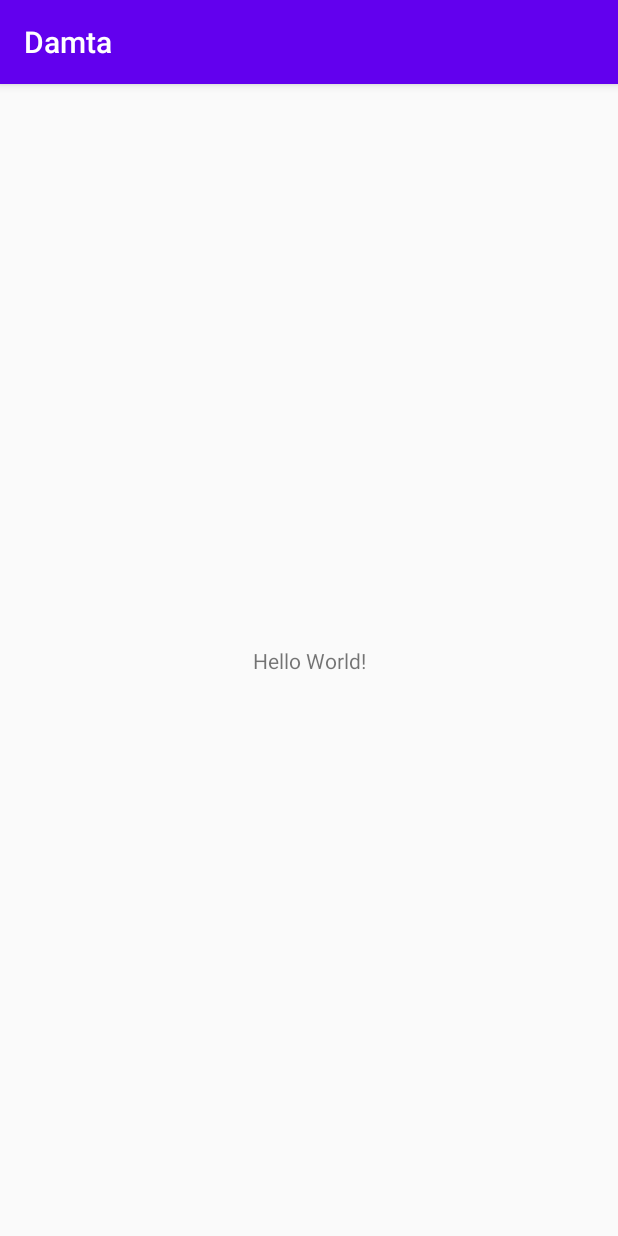
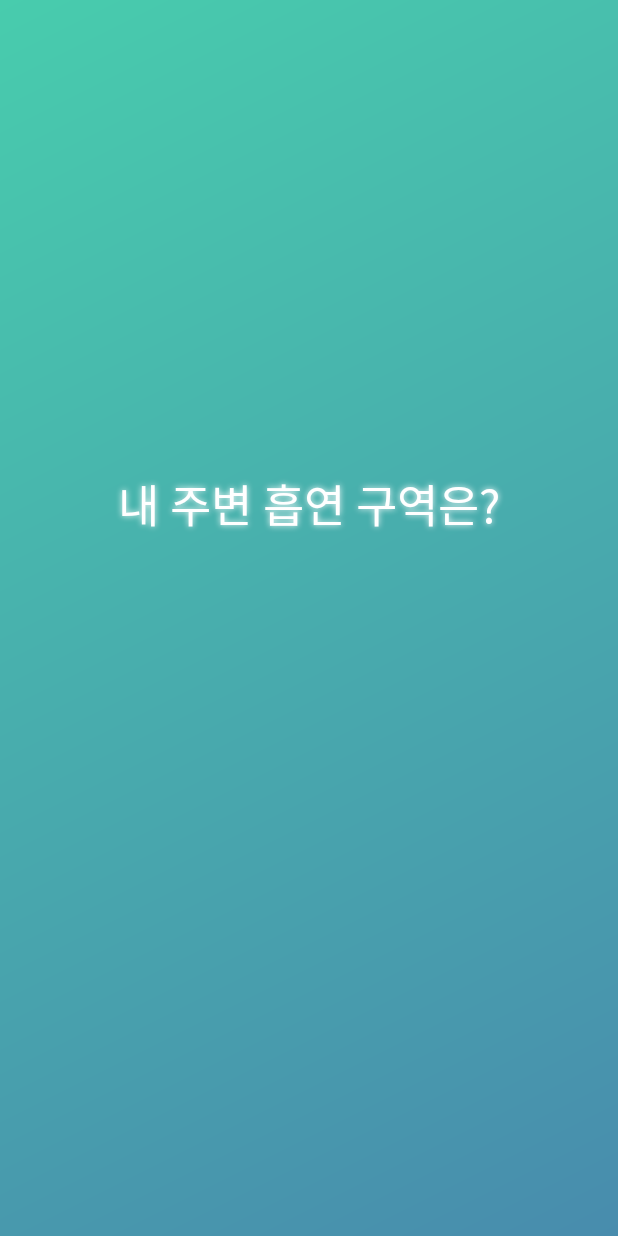
Before and after one commit to svclaw2000/Damta, an Android app: the screen it shows after launch (MainActivity before the commit, LoadingActivity after it), on a phone screen of 412 x 824 dp. Run offline under Robolectric (Android 15) with nearby library versions, the phone set to English and light mode, and no system bars.

Commit message:
Add loading activity

```diff
--- a/app/src/main/AndroidManifest.xml
+++ b/app/src/main/AndroidManifest.xml
@@ -9,13 +9,13 @@
         android:roundIcon="@mipmap/ic_launcher_round"
         android:supportsRtl="true"
         android:theme="@style/AppTheme">
-        <activity android:name=".MainActivity">
+        <activity android:name=".LoadingActivity">
             <intent-filter>
-                <action android:name="android.intent.action.MAIN"/>
-
-                <category android:name="android.intent.category.LAUNCHER"/>
+                <action android:name="android.intent.action.MAIN" />
+                <category android:name="android.intent.category.LAUNCHER" />
             </intent-filter>
         </activity>
+        <activity android:name=".MainActivity" />
     </application>
 
 </manifest>
--- /dev/null
+++ b/app/src/main/java/com/khnsoft/damta/LoadingActivity.kt
@@ -0,0 +1,41 @@
+package com.khnsoft.damta
+
+import android.content.Intent
+import androidx.appcompat.app.AppCompatActivity
+import android.os.Bundle
+import android.os.Handler
+import android.view.animation.Animation
+import android.view.animation.AnimationUtils
+import kotlinx.android.synthetic.main.activity_loading.*
+
+class LoadingActivity : AppCompatActivity() {
+    override fun onCreate(savedInstanceState: Bundle?) {
+        super.onCreate(savedInstanceState)
+        setContentView(R.layout.activity_loading)
+
+        val animText = AnimationUtils.loadAnimation(applicationContext, R.anim.loading_text)
+        val animLogo = AnimationUtils.loadAnimation(applicationContext, R.anim.loading_logo)
+        animLogo.setAnimationListener(animListener)
+
+        loading_text.startAnimation(animText)
+        loading_logo.startAnimation(animLogo)
+    }
+
+    val animListener = object : Animation.AnimationListener {
+        override fun onAnimationRepeat(p0: Animation?) {
+        }
+
+        override fun onAnimationEnd(p0: Animation?) {
+            startMain()
+        }
+
+        override fun onAnimationStart(p0: Animation?) {
+        }
+
+    }
+
+    private fun startMain() {
+        val intent = Intent(this, MainActivity::class.java)
+        startActivity(intent)
+    }
+}
--- /dev/null
+++ b/app/src/main/res/anim/loading_logo.xml
@@ -0,0 +1,10 @@
+<?xml version="1.0" encoding="utf-8"?>
+<set xmlns:android="http://schemas.android.com/apk/res/android"
+    android:fillAfter="true"
+    android:startOffset="1500"
+    android:duration="1000">
+
+    <alpha
+        android:fromAlpha="0"
+        android:toAlpha="1"/>
+</set>
--- /dev/null
+++ b/app/src/main/res/anim/loading_text.xml
@@ -0,0 +1,26 @@
+<?xml version="1.0" encoding="utf-8"?>
+<set xmlns:android="http://schemas.android.com/apk/res/android"
+    android:fillAfter="true">
+
+    <translate
+        android:fromYDelta="50%"
+        android:toYDelta="50%"/>
+
+    <set
+        android:fillAfter="true"
+        android:startOffset="1000"
+        android:duration="1000">
+
+        <scale
+            android:fromXScale="1"
+            android:toXScale="0.7"
+            android:fromYScale="1"
+            android:toYScale="0.7"
+            android:pivotX="50%"
+            android:pivotY="50%" />
+
+        <translate
+            android:fromYDelta="20%"
+            android:toYDelta="0" />
+    </set>
+</set>
--- /dev/null
+++ b/app/src/main/res/drawable/loading_background.xml
@@ -0,0 +1,8 @@
+<?xml version="1.0" encoding="utf-8"?>
+<shape xmlns:android="http://schemas.android.com/apk/res/android"
+    android:shape="rectangle">
+
+    <gradient android:startColor="#488CAD"
+        android:endColor="#48CCAD"
+        android:angle="135"/>
+</shape>
--- /dev/null
+++ b/app/src/main/res/layout/activity_loading.xml
@@ -0,0 +1,39 @@
+<?xml version="1.0" encoding="utf-8"?>
+<LinearLayout xmlns:android="http://schemas.android.com/apk/res/android"
+    xmlns:app="http://schemas.android.com/apk/res-auto"
+    xmlns:tools="http://schemas.android.com/tools"
+    android:layout_width="match_parent"
+    android:layout_height="match_parent"
+    android:orientation="vertical"
+    android:background="@drawable/loading_background">
+
+    <Space
+        android:layout_width="0dp"
+        android:layout_height="0dp"
+        android:layout_weight="1"/>
+
+    <TextView
+        android:id="@+id/loading_text"
+        android:layout_width="match_parent"
+        android:layout_height="wrap_content"
+        android:text="@string/loading_text"
+        android:fontFamily="@font/noto_sans_cjk_kr_black"
+        android:gravity="center"
+        android:textColor="@color/loading_text"
+        android:textSize="@dimen/loading_text"
+        android:shadowColor="@color/loading_text"
+        android:shadowRadius="5.0" />
+
+    <ImageView
+        android:id="@+id/loading_logo"
+        android:layout_width="match_parent"
+        android:layout_height="wrap_content"
+        android:src="@drawable/damta_logo"
+        android:adjustViewBounds="true"
+        android:visibility="invisible"/>
+
+    <Space
+        android:layout_width="0dp"
+        android:layout_height="0dp"
+        android:layout_weight="1"/>
+</LinearLayout>
--- a/app/src/main/res/values/colors.xml
+++ b/app/src/main/res/values/colors.xml
@@ -3,4 +3,6 @@
     <color name="colorPrimary">#6200EE</color>
     <color name="colorPrimaryDark">#3700B3</color>
     <color name="colorAccent">#03DAC5</color>
+
+    <color name="loading_text">#FFFFFF</color>
 </resources>
--- /dev/null
+++ b/app/src/main/res/values/dimens.xml
@@ -0,0 +1,5 @@
+<?xml version="1.0" encoding="utf-8"?>
+<resources>
+    <dimen name="loading_text">30sp</dimen>
+    <dimen name="loading_text2">19sp</dimen>
+</resources>
--- a/app/src/main/res/values/strings.xml
+++ b/app/src/main/res/values/strings.xml
@@ -1,3 +1,5 @@
 <resources>
     <string name="app_name">Damta</string>
+
+    <string name="loading_text">내 주변 흡연 구역은?</string>
 </resources>
--- a/app/src/main/res/values/styles.xml
+++ b/app/src/main/res/values/styles.xml
@@ -5,6 +5,7 @@
         <item name="colorPrimary">@color/colorPrimary</item>
         <item name="colorPrimaryDark">@color/colorPrimaryDark</item>
         <item name="colorAccent">@color/colorAccent</item>
+        <item name="windowNoTitle">true</item>
+        <item name="windowActionBar">false</item>
     </style>
-
 </resources>
```
Also changed, not shown: app/src/main/res/drawable/damta_logo.png (added), 1 other file. Lines whose indentation alone changed are shown as unchanged.
